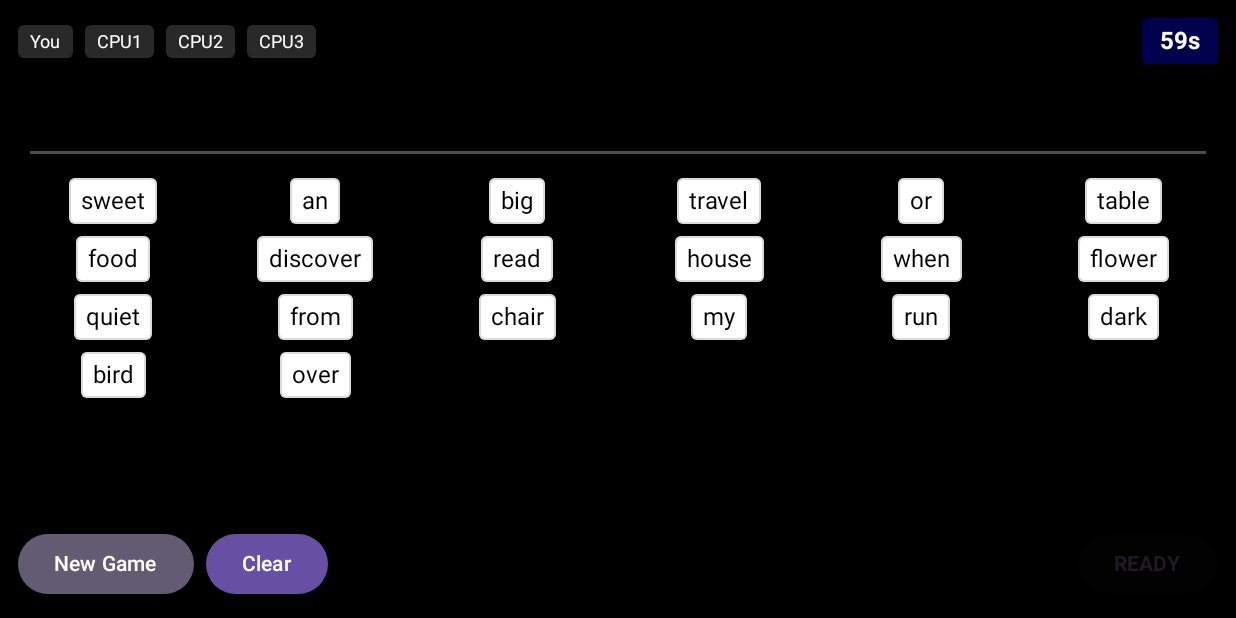
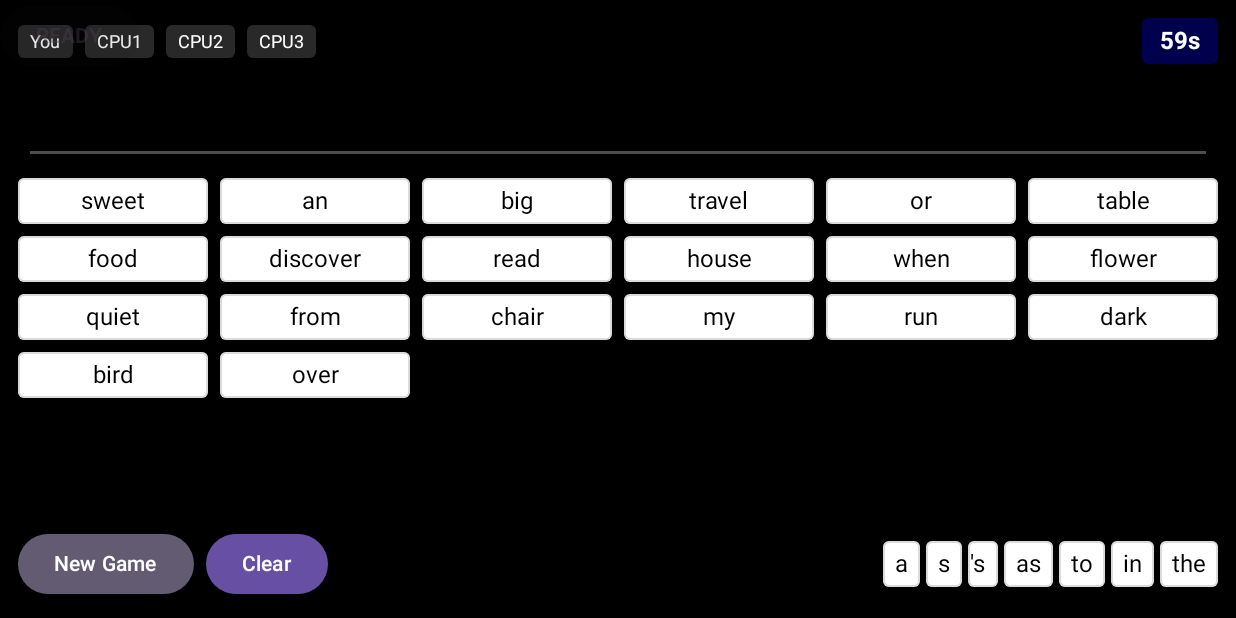
Before and after one commit to jensen2185/WordSlop, an Android app built with Jetpack Compose: the composable WordGameScreen shown on its own in the app's theme, on a phone screen of 824 x 412 dp (held sideways). Run offline under Robolectric (Android 15) with nearby library versions, the phone set to English and light mode, and no system bars.

Commit message:
Basic babbler 3.8 after 7 special words

```diff
--- a/app/src/main/java/com/example/babbler/repository/WordRepository.kt
+++ b/app/src/main/java/com/example/babbler/repository/WordRepository.kt
@@ -100,4 +100,19 @@ class WordRepository {
         // Shuffle the final list and return exactly 20 words
         return selectedWords.shuffled()
     }
+
+    /**
+     * Gets the 7 special always-present words
+     */
+    fun getSpecialWords(): List<Word> {
+        return listOf(
+            Word(1000, "a", WordType.ARTICLE),
+            Word(1001, "s", WordType.NOUN), // For plurals
+            Word(1002, "'s", WordType.NOUN), // For possessives (special styling)
+            Word(1003, "as", WordType.CONJUNCTION),
+            Word(1004, "to", WordType.PREPOSITION),
+            Word(1005, "in", WordType.PREPOSITION),
+            Word(1006, "the", WordType.ARTICLE)
+        )
+    }
 }
--- a/app/src/main/java/com/example/babbler/ui/components/DraggableWordCard.kt
+++ b/app/src/main/java/com/example/babbler/ui/components/DraggableWordCard.kt
@@ -28,6 +28,7 @@ fun DraggableWordCard(
     word: Word,
     modifier: Modifier = Modifier,
     isDragging: Boolean = false,
+    fillMaxSize: Boolean = true, // Fill grid cell (main bank) vs wrap content (special words)
     onDragStart: () -> Unit = {},
     onDragEnd: () -> Unit = {},
     onDragEndWithPosition: (Offset) -> Unit = { _ -> },
@@ -85,14 +86,24 @@ fun DraggableWordCard(
                        Box(
                    contentAlignment = Alignment.Center,
                    modifier = Modifier
-                .padding(horizontal = 8.dp, vertical = 6.dp)
-                .wrapContentSize()
+                       .padding(
+                           start = if (word.text == "'s") 1.dp else 8.dp, // Minimal left padding for 's
+                           end = 8.dp,
+                           top = 6.dp,
+                           bottom = 6.dp
+                       )
+                       .then(
+                           if (fillMaxSize) Modifier.fillMaxSize() // Grid cells - no gaps
+                           else Modifier.wrapContentWidth().wrapContentHeight() // Special words - compact
+                       )
                ) {
                                    Text(
                            text = word.text,
                            color = Color.Black,
                            fontSize = 16.sp,
-                fontWeight = FontWeight.Normal
+                           fontWeight = FontWeight.Normal,
+                           maxLines = 1,
+                           overflow = androidx.compose.ui.text.style.TextOverflow.Ellipsis
                        )
         }
     }
```
Also changed, not shown: app/src/main/java/com/example/babbler/ui/components/ArrangementBar.kt (+11 -3 lines), app/src/main/java/com/example/babbler/ui/components/WordCard.kt (+10 -3 lines), app/src/main/java/com/example/babbler/ui/screens/WordGameScreen.kt (+77 -2 lines). Lines whose indentation alone changed are shown as unchanged.
